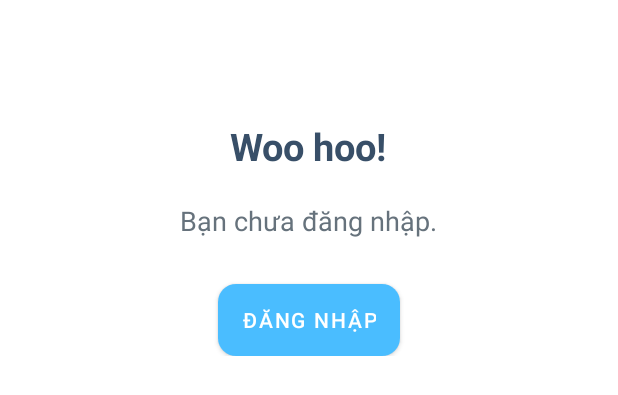
After one commit to dinhthanhminhk11/BookingAppRoyalJourneyClient, an Android app: the layout dia_log_comfirm_logout.xml on its own in the app's theme, with its tools: preview values and no code run, on a phone screen of 412 x 824 dp. The commit adds this screen. Shown: the top 395 px of the screen. Run offline under Robolectric (Android 15) with nearby library versions, the phone set to English and light mode, and no system bars.

Commit message:
phần đăng xuất

```diff
--- /dev/null
+++ b/app/src/main/java/com/example/bookingapproyaljourney/callback/CallDialog.java
@@ -0,0 +1,5 @@
+package com.example.bookingapproyaljourney.callback;
+
+public interface CallDialog {
+     void onClick();
+}
--- /dev/null
+++ b/app/src/main/res/drawable/background_button_dialog.xml
@@ -0,0 +1,10 @@
+<?xml version="1.0" encoding="utf-8"?>
+<selector xmlns:android="http://schemas.android.com/apk/res/android">
+
+    <item>
+        <shape android:shape="rectangle">
+            <solid android:color="#4ABDFF"/>
+            <corners android:radius="@dimen/_12dp"/>
+        </shape>
+    </item>
+</selector>
--- /dev/null
+++ b/app/src/main/res/drawable/background_dialog_comfirm.xml
@@ -0,0 +1,11 @@
+<shape xmlns:android="http://schemas.android.com/apk/res/android"
+    android:shape="rectangle">
+    <gradient
+        android:endColor="@color/white"
+        android:startColor="@color/white"
+        android:angle="180" />
+
+    <corners
+        android:radius="20dp">
+    </corners>
+</shape>
--- /dev/null
+++ b/app/src/main/res/layout/dia_log_comfirm_logout.xml
@@ -0,0 +1,38 @@
+<?xml version="1.0" encoding="utf-8"?>
+<LinearLayout xmlns:android="http://schemas.android.com/apk/res/android"
+    android:layout_width="match_parent"
+    android:layout_height="wrap_content"
+    xmlns:app="http://schemas.android.com/apk/res-auto"
+    android:layout_margin="@dimen/_50dp"
+    android:paddingVertical="@dimen/_30dp"
+    android:background="@drawable/background_dialog_comfirm"
+    android:orientation="vertical">
+
+    <TextView
+        android:layout_width="wrap_content"
+        android:layout_height="wrap_content"
+        android:layout_gravity="center"
+        android:text="Woo hoo!"
+        android:textColor="#384F68"
+        android:textSize="@dimen/_25dp"
+        android:textStyle="bold" />
+
+    <TextView
+        android:layout_width="wrap_content"
+        android:layout_height="wrap_content"
+        android:layout_gravity="center"
+        android:layout_marginTop="@dimen/_20dp"
+        android:text="Bạn chưa đăng nhập."
+        android:textColor="#66727C"
+        android:textSize="@dimen/_18sp" />
+
+    <Button
+        app:backgroundTint="@null"
+        android:background="@drawable/background_button_dialog"
+        android:id="@+id/login"
+        android:layout_width="wrap_content"
+        android:layout_height="wrap_content"
+        android:layout_gravity="center"
+        android:layout_marginTop="@dimen/_30dp"
+        android:text="Đăng nhập" />
+</LinearLayout>
```
Also changed, not shown: app/src/main/java/com/example/bookingapproyaljourney/MainActivity.java (+53 -11 lines), app/src/main/java/com/example/bookingapproyaljourney/ui/fragment/ProfileFragment.java (+10 -3 lines).
